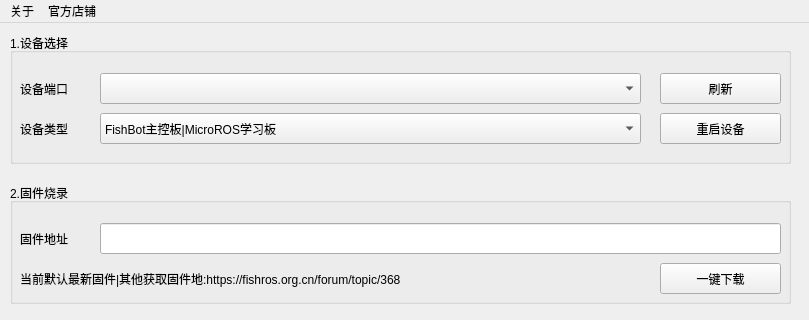
This is ui/main.ui in fishros/fishbot_tool as Qt 5 draws it before an edit; both pictures show x 0 to 809 and y 0 to 320 of the 809 by 904 pixel window. The edited form follows.
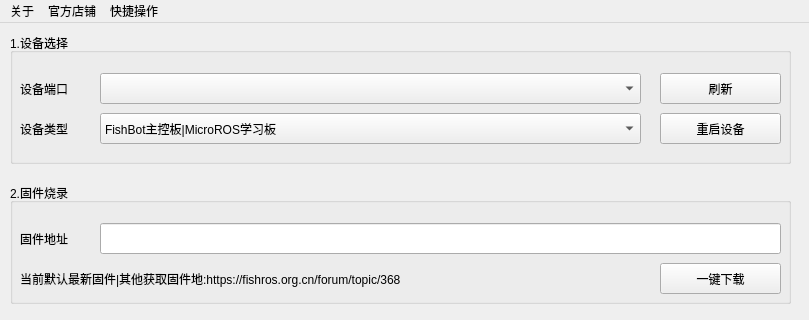
This is the edited form.

Commit message: feat: 增加快捷下载和新板

```diff
--- a/ui/main.ui
+++ b/ui/main.ui
@@ -327,8 +327,15 @@
     </property>
     <addaction name="action_shop"/>
    </widget>
+   <widget class="QMenu" name="menu">
+    <property name="title">
+     <string>快捷操作</string>
+    </property>
+    <addaction name="action_flash_and_config"/>
+   </widget>
    <addaction name="menu_about"/>
    <addaction name="menu_shop"/>
+   <addaction name="menu"/>
   </widget>
   <action name="action_fishros">
    <property name="text">
```
Left out of the diff: 5 changed lines with no effect on the pictures. The commit also changes 7 other files.
